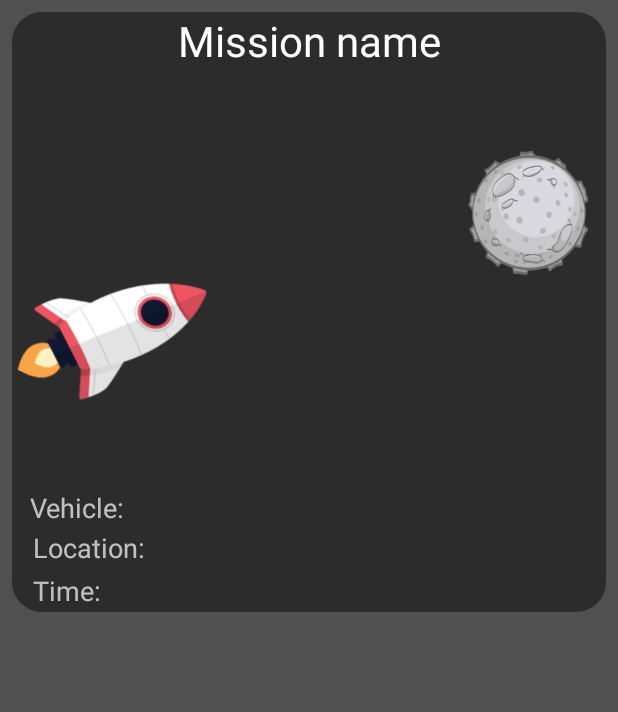
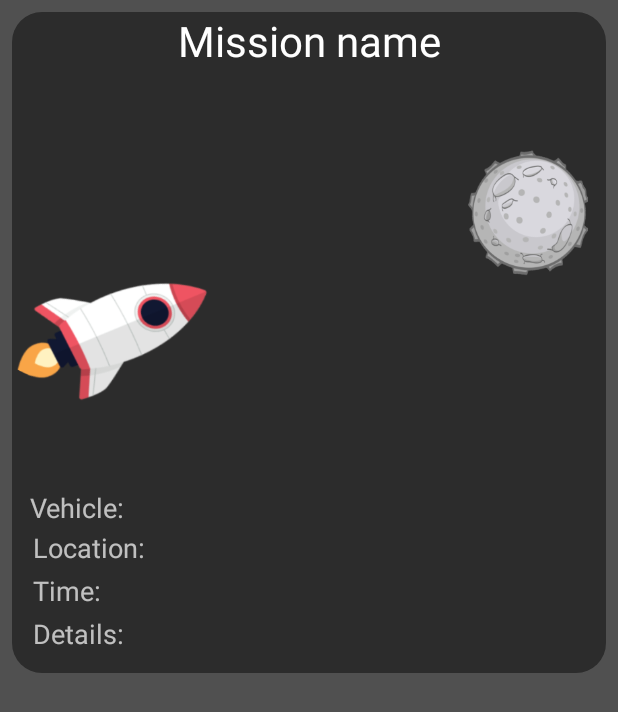
Before and after one commit to Zubcz/SpaceX, an Android app: the layout fragment_launch_detail.xml on its own in the app's theme, with its tools: preview values and no code run, on a phone screen of 412 x 824 dp. Shown: the top 712 px of the screen. Run offline under Robolectric (Android 15) with nearby library versions, the phone set to English and light mode, and no system bars.

Commit message:
Add additional info to LaunchDetailFrg

```diff
--- a/app/src/main/java/com/zubak/spacex/MainActivity.kt
+++ b/app/src/main/java/com/zubak/spacex/MainActivity.kt
@@ -37,6 +37,7 @@ class MainActivity : AppCompatActivity() {
         setSupportActionBar(toolbar)
 
         val fab: FloatingActionButton = findViewById(R.id.fab)
+        fab.alpha = 0.75F
         fab.setOnClickListener {
             val previousFragment =
                 supportFragmentManager.findFragmentByTag(FiltersFragment::class.simpleName)
--- a/app/src/main/java/com/zubak/spacex/ui/launchDetail/LaunchDetailFragment.kt
+++ b/app/src/main/java/com/zubak/spacex/ui/launchDetail/LaunchDetailFragment.kt
@@ -41,6 +41,7 @@ class LaunchDetailFragment : Fragment() {
         val launchRocket: TextView = root.findViewById(R.id.launch_rocket)
         val launchTime: TextView = root.findViewById(R.id.launch_date)
         val launchSite: TextView = root.findViewById(R.id.location)
+        val launchDetails: TextView = root.findViewById(R.id.launch_details)
 
         missionName.text = launch.missionName
         launchRocket.text =
@@ -50,6 +51,9 @@ class LaunchDetailFragment : Fragment() {
                 .toString() + " " + timeParser(launch.launchDateLocal ?: "")
         launchSite.text = context?.getText(R.string.launch_location)
             .toString() + " " + launch.launchSite?.siteName
+        launchDetails.text =
+            context?.getText(R.string.launch_details).toString() + " " + (launch.details
+                ?: context?.getText(R.string.no_info).toString())
 
         context?.let {
             if (launch.links?.flickrImages?.size ?: 0 > 0) {
--- a/app/src/main/res/layout/fragment_launch_detail.xml
+++ b/app/src/main/res/layout/fragment_launch_detail.xml
@@ -16,7 +16,8 @@
             android:layout_width="match_parent"
             android:layout_height="match_parent"
             android:layout_margin="8dp"
-            android:background="@drawable/card_shape">
+            android:background="@drawable/card_shape"
+            android:paddingBottom="12dp">
 
             <TextView
                 android:id="@+id/mission_name"
@@ -81,6 +82,20 @@
                 app:layout_constraintTop_toBottomOf="@id/location"
                 tools:text="@string/launch_time" />
 
+            <TextView
+                android:id="@+id/launch_details"
+                android:layout_width="match_parent"
+                android:layout_height="wrap_content"
+                android:layout_marginStart="12dp"
+                android:layout_marginBottom="8dp"
+                android:ellipsize="marquee"
+                android:gravity="start"
+                android:padding="2dp"
+                android:textColor="?android:attr/textColorSecondaryInverse"
+                android:textSize="18sp"
+                app:layout_constraintTop_toBottomOf="@id/launch_date"
+                tools:text="@string/launch_details" />
+
         </androidx.constraintlayout.widget.ConstraintLayout>
     </ScrollView>
 </LinearLayout>
--- a/app/src/main/res/values/strings.xml
+++ b/app/src/main/res/values/strings.xml
@@ -22,11 +22,13 @@
 
     <string name="no_internet">No internet connection</string>
     <string name="something_went_wrong">Something went wrong.</string>
+    <string name="no_info">No information provided.</string>
 
     <string name="launch_vehicle">Vehicle:</string>
     <string name="launch_time">Time:</string>
     <string name="launch_location">Location:</string>
     <string name="launch_image">Launch image</string>
+    <string name="launch_details">Details:</string>
 
     <string name="filters"><u>Filters</u></string>
     <string name="sort_by_date">Sort by rocket name</string>
```
